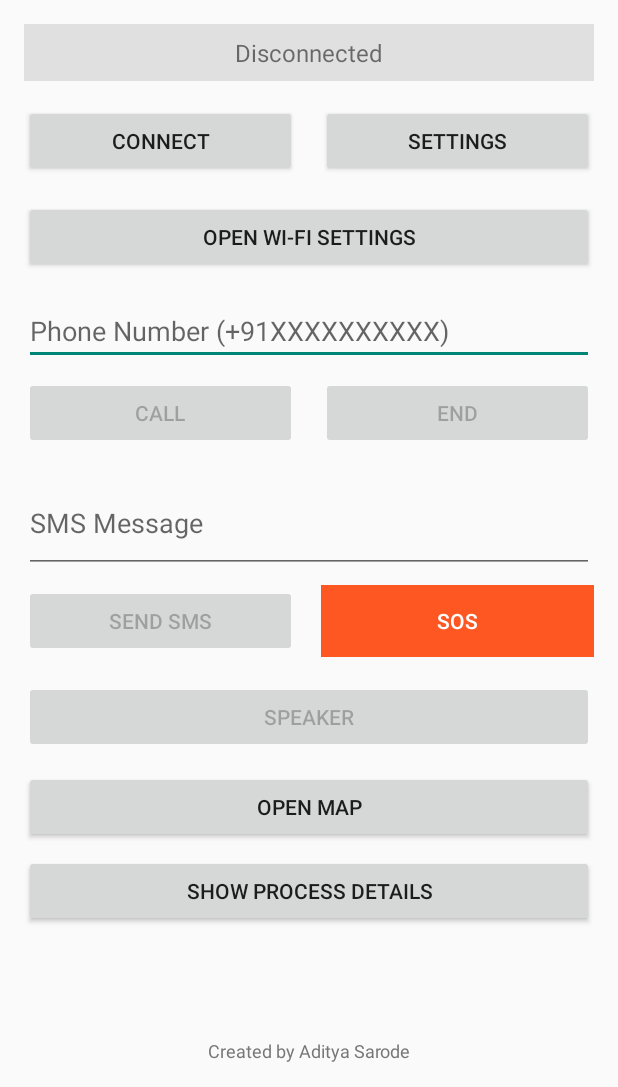
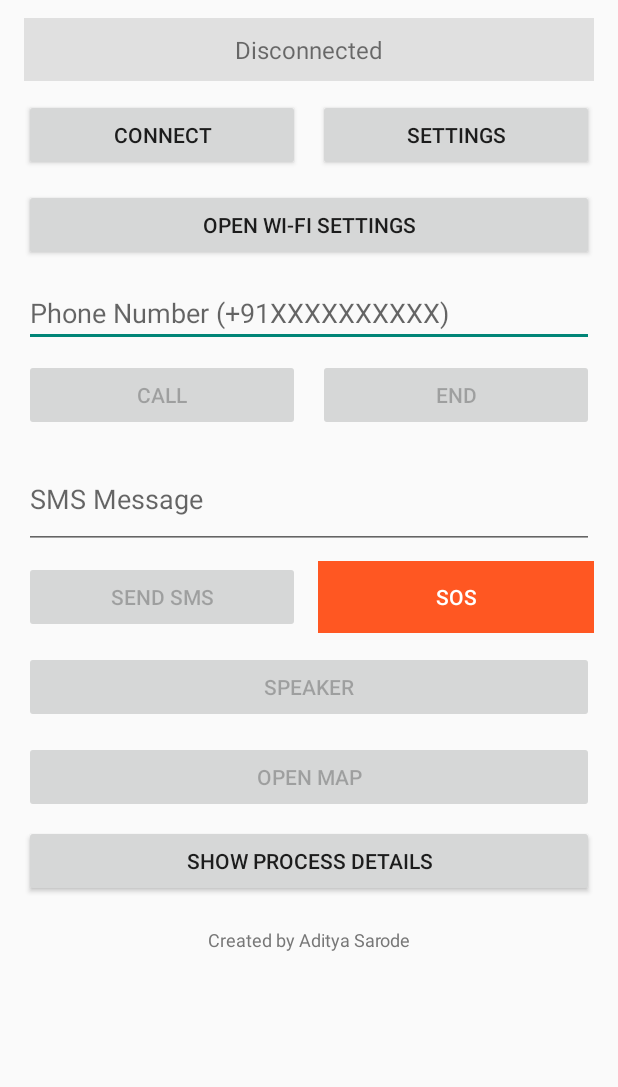
Before and after one commit to adityassarode/VoXNet, an Android app: the screen it shows after launch (MainActivity), on a phone screen of 412 x 824 dp, the part 149-1236 px from its top. Run offline under Robolectric (Android 15) with nearby library versions, the phone set to English and light mode, and no system bars.

Commit message:
Update all modified files

```diff
--- a/app/src/main/java/com/voxnet/app/MainActivity.kt
+++ b/app/src/main/java/com/voxnet/app/MainActivity.kt
@@ -9,15 +9,15 @@ import android.content.pm.PackageManager
 import android.os.Bundle
 import android.os.IBinder
 import android.provider.Settings
+import android.view.LayoutInflater
+import android.widget.LinearLayout
+import android.widget.TextView
 import android.widget.Toast
 import androidx.appcompat.app.AppCompatActivity
 import androidx.core.app.ActivityCompat
 import androidx.core.content.ContextCompat
 import com.google.android.material.bottomsheet.BottomSheetDialog
 import com.voxnet.app.databinding.ActivityMainBinding
-import android.view.LayoutInflater
-import android.widget.LinearLayout
-import android.widget.TextView
 
 class MainActivity : AppCompatActivity() {
     private lateinit var binding: ActivityMainBinding
@@ -46,6 +46,7 @@ class MainActivity : AppCompatActivity() {
         setupUI()
         requestPermissions()
     }
+
     override fun onDestroy() {
         super.onDestroy()
         if (serviceBound) { unbindService(serviceConnection); serviceBound = false }
@@ -60,7 +61,16 @@ class MainActivity : AppCompatActivity() {
         binding.btnSos.setOnClickListener { sendSOS() }
         binding.btnSpeaker.setOnClickListener { toggleSpeaker() }
         binding.btnWifiSettings.setOnClickListener { openWifiSettings() }
-        binding.btnMap.setOnClickListener { startActivity(Intent(this, MapActivity::class.java)) }
+
+        // Guard Map opening until connected
+        binding.btnMap.setOnClickListener {
+            if (currentCallState == CallState.DISCONNECTED) {
+                Toast.makeText(this, "Connect to device first", Toast.LENGTH_SHORT).show()
+            } else {
+                startActivity(Intent(this, MapActivity::class.java))
+            }
+        }
+
         binding.btnTimeline.setOnClickListener { showTimelineSheet() }
         updateUI()
     }
@@ -73,12 +83,15 @@ class MainActivity : AppCompatActivity() {
         voiceService?.startVoiceService(settings)
         binding.txtStatus.text = "Connecting..."
     }
+
     private fun makeCall() {
         val number = binding.edtNumber.text.toString().trim()
         if (number.isEmpty()) { Toast.makeText(this, "Please enter a phone number", Toast.LENGTH_SHORT).show(); return }
         voiceService?.makeCall(number)
     }
+
     private fun endCall() { voiceService?.endCall() }
+
     private fun sendSMS() {
         val number = binding.edtNumber.text.toString().trim()
         val message = binding.edtMessage.text.toString().trim()
@@ -88,12 +101,15 @@ class MainActivity : AppCompatActivity() {
         voiceService?.sendSMS(number, message)
         Toast.makeText(this, "Sending SMS...", Toast.LENGTH_SHORT).show()
     }
+
     private fun sendSOS() { voiceService?.sendSOS(); Toast.makeText(this, "SOS signal sent", Toast.LENGTH_SHORT).show() }
+
     private fun toggleSpeaker() {
         useSpeaker = !useSpeaker
         voiceService?.toggleSpeaker(useSpeaker)
         binding.btnSpeaker.text = if (useSpeaker) "Earpiece" else "Speaker"
     }
+
     private fun openSettings() { startActivity(Intent(this, SettingsActivity::class.java)) }
     private fun openWifiSettings() { startActivity(Intent(Settings.ACTION_WIFI_SETTINGS)) }
 
@@ -125,6 +141,7 @@ class MainActivity : AppCompatActivity() {
         binding.btnSendSms.isEnabled = connected && !inCall
         binding.btnSos.isEnabled = connected
         binding.btnSpeaker.isEnabled = connected
+        binding.btnMap.isEnabled = connected // ensure user can open map only after connect
     }
 
     private fun requestPermissions() {
@@ -132,6 +149,7 @@ class MainActivity : AppCompatActivity() {
         val missing = perms.filter { ContextCompat.checkSelfPermission(this, it) != PackageManager.PERMISSION_GRANTED }
         if (missing.isNotEmpty()) ActivityCompat.requestPermissions(this, missing.toTypedArray(), 1)
     }
+
     override fun onRequestPermissionsResult(requestCode: Int, permissions: Array<String>, grantResults: IntArray) {
         super.onRequestPermissionsResult(requestCode, permissions, grantResults)
         if (requestCode == 1 && !grantResults.all { it == PackageManager.PERMISSION_GRANTED }) {
--- a/app/src/main/res/layout/activity_main.xml
+++ b/app/src/main/res/layout/activity_main.xml
@@ -1,7 +1,12 @@
 <?xml version="1.0" encoding="utf-8"?>
-<LinearLayout xmlns:android="http://schemas.android.com/apk/res/android"
+<androidx.core.widget.NestedScrollView xmlns:android="http://schemas.android.com/apk/res/android"
     android:layout_width="match_parent"
     android:layout_height="match_parent"
+    android:fillViewport="true">
+
+    <LinearLayout
+        android:layout_width="match_parent"
+        android:layout_height="wrap_content"
         android:orientation="vertical"
         android:padding="16dp">
 
@@ -13,7 +18,7 @@
             android:textSize="20sp"
             android:textStyle="bold"
             android:gravity="center"
-        android:layout_marginBottom="16dp" />
+            android:layout_marginBottom="12dp" />
 
         <TextView
             android:id="@+id/txtStatus"
@@ -23,36 +28,39 @@
             android:textSize="16sp"
             android:gravity="center"
             android:background="#E0E0E0"
-        android:padding="8dp"
-        android:layout_marginBottom="16dp" />
+            android:padding="10dp"
+            android:layout_marginBottom="12dp" />
 
         <LinearLayout
             android:layout_width="match_parent"
             android:layout_height="wrap_content"
             android:orientation="horizontal"
-        android:layout_marginBottom="16dp">
+            android:weightSum="2"
+            android:layout_marginBottom="12dp">
+
             <Button
                 android:id="@+id/btnConnect"
                 android:layout_width="0dp"
                 android:layout_height="wrap_content"
                 android:layout_weight="1"
-            android:text="Connect"
-            android:layout_marginEnd="8dp" />
+                android:text="CONNECT"
+                android:layout_marginEnd="6dp" />
+
             <Button
                 android:id="@+id/btnSettings"
                 android:layout_width="0dp"
                 android:layout_height="wrap_content"
                 android:layout_weight="1"
-            android:text="Settings"
-            android:layout_marginStart="8dp" />
+                android:text="SETTINGS"
+                android:layout_marginStart="6dp" />
         </LinearLayout>
 
         <Button
             android:id="@+id/btnWifiSettings"
             android:layout_width="match_parent"
             android:layout_height="wrap_content"
-        android:text="Open Wi-Fi Settings"
-        android:layout_marginBottom="16dp" />
+            android:text="OPEN WI-FI SETTINGS"
+            android:layout_marginBottom="12dp" />
 
         <EditText
             android:id="@+id/edtNumber"
@@ -66,23 +74,26 @@
             android:layout_width="match_parent"
             android:layout_height="wrap_content"
             android:orientation="horizontal"
-        android:layout_marginBottom="16dp">
+            android:weightSum="2"
+            android:layout_marginBottom="12dp">
+
             <Button
                 android:id="@+id/btnCall"
                 android:layout_width="0dp"
                 android:layout_height="wrap_content"
                 android:layout_weight="1"
-            android:text="Call"
+                android:text="CALL"
                 android:enabled="false"
-            android:layout_marginEnd="8dp" />
+                android:layout_marginEnd="6dp" />
+
             <Button
                 android:id="@+id/btnEnd"
                 android:layout_width="0dp"
                 android:layout_height="wrap_content"
                 android:layout_weight="1"
-            android:text="End"
+                android:text="END"
                 android:enabled="false"
-            android:layout_marginStart="8dp" />
+                android:layout_marginStart="6dp" />
         </LinearLayout>
 
         <EditText
@@ -98,15 +109,18 @@
             android:layout_width="match_parent"
             android:layout_height="wrap_content"
             android:orientation="horizontal"
-        android:layout_marginBottom="16dp">
+            android:weightSum="2"
+            android:layout_marginBottom="12dp">
+
             <Button
                 android:id="@+id/btnSendSms"
                 android:layout_width="0dp"
                 android:layout_height="wrap_content"
                 android:layout_weight="1"
-            android:text="Send SMS"
+                android:text="SEND SMS"
                 android:enabled="false"
-            android:layout_marginEnd="8dp" />
+                android:layout_marginEnd="6dp" />
+
             <Button
                 android:id="@+id/btnSos"
                 android:layout_width="0dp"
@@ -116,34 +130,30 @@
                 android:enabled="false"
                 android:background="#FF5722"
                 android:textColor="@android:color/white"
-            android:layout_marginStart="8dp" />
+                android:layout_marginStart="6dp" />
         </LinearLayout>
 
         <Button
             android:id="@+id/btnSpeaker"
             android:layout_width="match_parent"
             android:layout_height="wrap_content"
-        android:text="Speaker"
-        android:enabled="false" />
+            android:text="SPEAKER"
+            android:enabled="false"
+            android:layout_marginBottom="12dp" />
 
         <Button
             android:id="@+id/btnMap"
             android:layout_width="match_parent"
             android:layout_height="wrap_content"
-        android:text="Open Map"
-        android:layout_marginTop="12dp" />
+            android:text="OPEN MAP"
+            android:layout_marginBottom="8dp" />
 
         <Button
             android:id="@+id/btnTimeline"
             android:layout_width="match_parent"
             android:layout_height="wrap_content"
-        android:text="Show Process Details"
-        android:layout_marginTop="8dp" />
-
-    <Space
-        android:layout_width="match_parent"
-        android:layout_height="0dp"
-        android:layout_weight="1" />
+            android:text="SHOW PROCESS DETAILS"
+            android:layout_marginBottom="12dp" />
 
         <TextView
             android:id="@+id/txtFooter"
@@ -153,5 +163,7 @@
             android:text="@string/footer_credit"
             android:textSize="12sp"
             android:textColor="#777777"
-        android:layout_marginTop="8dp" />
+            android:paddingTop="8dp"
+            android:paddingBottom="8dp" />
     </LinearLayout>
+</androidx.core.widget.NestedScrollView>
```
Also changed, not shown: app/src/main/java/com/voxnet/app/MapActivity.kt (+27 -33 lines), app/src/main/res/layout/activity_map.xml (+21 -3 lines). Lines whose indentation alone changed are shown as unchanged.
